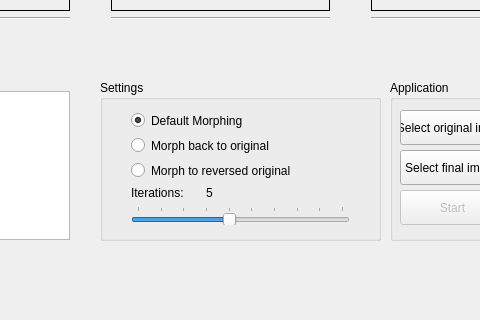
Above: mainwindow.ui from unerdground/chaincode_morphing before the change; both pictures show x 180 to 660 and y 280 to 600 of the 800 by 600 pixel window. Below: the same form after it.
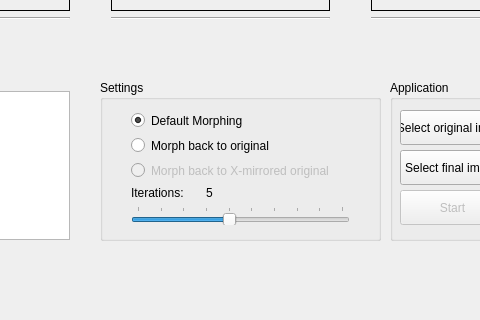
That is the form after the change.

The edit to the form file:
```diff
--- a/mainwindow.ui
+++ b/mainwindow.ui
@@ -252,8 +252,11 @@
       </item>
       <item>
        <widget class="QRadioButton" name="button_reverse">
+        <property name="enabled">
+         <bool>false</bool>
+        </property>
         <property name="text">
-         <string>Morph to reversed original</string>
+         <string>Morph back to X-mirrored original</string>
         </property>
        </widget>
       </item>
```
